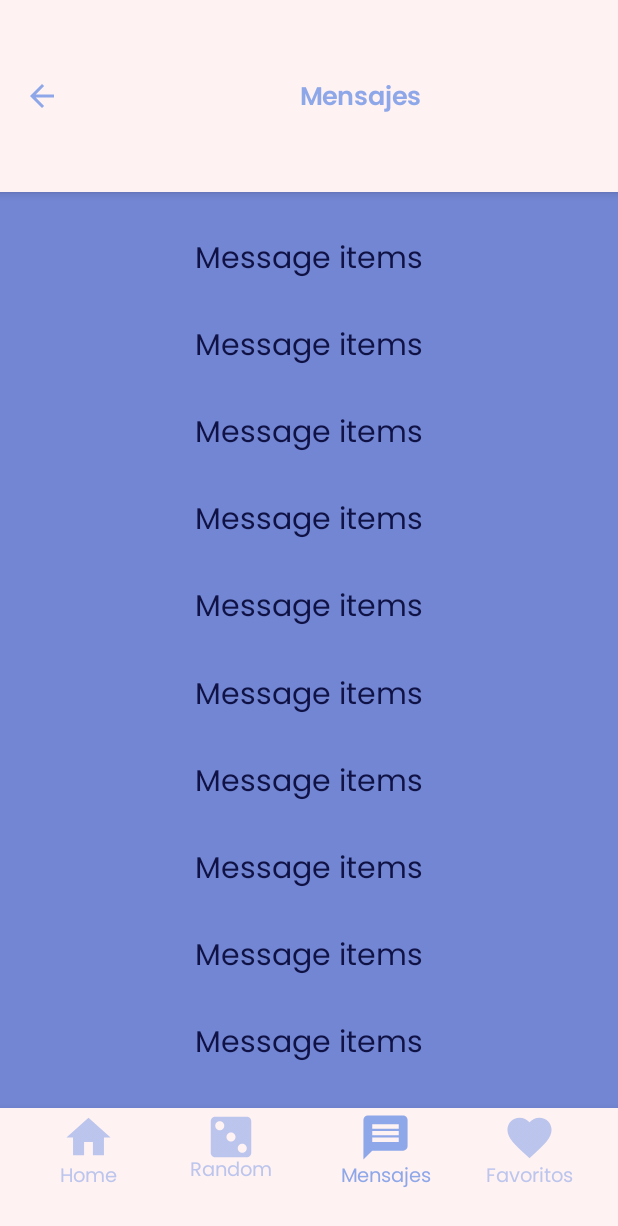
After one commit to cristiangranero90/c9-10-kotlin-fulltime-app, an Android app built with Jetpack Compose: the MessageScreen screen opened through its navigation route, on a phone screen of 412 x 824 dp. The commit adds this screen. Shown: the top 1226 px of the screen. Run offline under Robolectric (Android 15) with nearby library versions, the light colour scheme and no system bars; our stand-ins replace Dagger/Hilt's generated code.

Commit message:
Message screen added

```diff
--- a/app/src/main/java/com/example/teayudaapp/MainActivity.kt
+++ b/app/src/main/java/com/example/teayudaapp/MainActivity.kt
@@ -9,6 +9,7 @@ import androidx.compose.material.Surface
 import androidx.compose.ui.Modifier
 import com.example.teayudaapp.favouritesscreen.FavouritesScreen
 import com.example.teayudaapp.homescreen.presentation.HomeScreen
+import com.example.teayudaapp.messagescreen.MessageScreen
 import com.example.teayudaapp.postcreationscreen.presentation.CreatePost
 import com.example.teayudaapp.profilescreen.ProfileScreen
 import com.example.teayudaapp.randomscreen.RandomScreen
--- a/app/src/main/java/com/example/teayudaapp/favouritesscreen/FavouritesScreen.kt
+++ b/app/src/main/java/com/example/teayudaapp/favouritesscreen/FavouritesScreen.kt
@@ -14,6 +14,7 @@ import com.example.teayudaapp.favouritesscreen.components.NoFavouritesAdded
 
 @Composable
 fun FavouritesScreen(
+    buttomProfile: () -> Unit,
     bottomNav: @Composable () -> Unit,
     modifier: Modifier = Modifier,
 ) {
@@ -24,7 +25,7 @@ fun FavouritesScreen(
     Scaffold(
         modifier = Modifier
             .fillMaxSize(),
-        topBar = { FavouritesTopBar(buttonProfile = { /*TODO*/ }) },
+        topBar = { FavouritesTopBar(buttonProfile = { buttomProfile() }) },
         bottomBar = bottomNav,
 
     ) { paddingValues ->
@@ -50,5 +51,5 @@ fun FavouritesScreen(
 @Composable
 @Preview(showBackground = true)
 fun FavouritesScreenPreview() {
-    FavouritesScreen({})
+    FavouritesScreen({}, {})
 }
--- a/app/src/main/java/com/example/teayudaapp/homescreen/domain/model/HomeFilter.kt
+++ b/app/src/main/java/com/example/teayudaapp/homescreen/domain/model/HomeFilter.kt
@@ -1,7 +1,7 @@
 package com.example.teayudaapp.homescreen.domain.model
 
-sealed class HomeFilter {
-    object News: HomeFilter()
-    object Top: HomeFilter()
-    object Trends: HomeFilter()
+sealed interface HomeFilter {
+    object News: HomeFilter
+    object Top: HomeFilter
+    object Trends: HomeFilter
 }
--- a/app/src/main/java/com/example/teayudaapp/homescreen/domain/model/HomeState.kt
+++ b/app/src/main/java/com/example/teayudaapp/homescreen/domain/model/HomeState.kt
@@ -5,5 +5,5 @@ import androidx.compose.runtime.mutableStateOf
 
 data class HomeState(
     val searchText: MutableState<String> = mutableStateOf(""),
-    val createText: MutableState<Boolean> = mutableStateOf(false)
+    val createText: MutableState<Boolean> = mutableStateOf(false),
 )
--- /dev/null
+++ b/app/src/main/java/com/example/teayudaapp/messagescreen/MessageScreen.kt
@@ -0,0 +1,56 @@
+package com.example.teayudaapp.messagescreen
+
+import androidx.compose.foundation.layout.Arrangement
+import androidx.compose.foundation.layout.fillMaxSize
+import androidx.compose.foundation.layout.padding
+import androidx.compose.foundation.lazy.LazyColumn
+import androidx.compose.material.Scaffold
+import androidx.compose.material.Text
+import androidx.compose.material.rememberScaffoldState
+import androidx.compose.runtime.Composable
+import androidx.compose.ui.Alignment
+import androidx.compose.ui.Modifier
+import androidx.compose.ui.tooling.preview.Preview
+import androidx.compose.ui.unit.dp
+import com.example.teayudaapp.messagescreen.components.MessagesTopBar
+
+@Composable
+fun MessageScreen(
+    bottomBar: @Composable () -> Unit,
+    onClose: () -> Unit,
+) {
+    val scaffoldState = rememberScaffoldState()
+
+    Scaffold(
+        modifier = Modifier.fillMaxSize(),
+        scaffoldState = scaffoldState,
+        bottomBar = { bottomBar() },
+        topBar = { MessagesTopBar( { onClose() } ) }
+
+    ) { paddingValues ->
+
+        LazyColumn(
+            modifier = Modifier
+                .fillMaxSize()
+                .padding(
+                    top = paddingValues.calculateTopPadding(),
+                    bottom = paddingValues.calculateBottomPadding(),
+                    start = 10.dp,
+                    end = 10.dp
+                ),
+            verticalArrangement = Arrangement.SpaceEvenly,
+            horizontalAlignment = Alignment.CenterHorizontally
+        ){
+            items(10) {
+                Text(text = "Message items")
+            }
+        }
+    }
+}
+
+
+@Composable
+@Preview(showBackground = true)
+fun MessageScreenPreview() {
+    MessageScreen({}, {})
+}
--- /dev/null
+++ b/app/src/main/java/com/example/teayudaapp/messagescreen/components/MessagesTopBar.kt
@@ -0,0 +1,45 @@
+package com.example.teayudaapp.messagescreen.components
+
+import androidx.compose.foundation.layout.*
+import androidx.compose.material.*
+import androidx.compose.material.icons.Icons
+import androidx.compose.material.icons.filled.ArrowBack
+import androidx.compose.runtime.Composable
+import androidx.compose.ui.Alignment
+import androidx.compose.ui.Modifier
+import androidx.compose.ui.text.font.FontWeight
+import androidx.compose.ui.text.style.TextAlign
+import androidx.compose.ui.unit.dp
+import androidx.compose.ui.unit.sp
+
+@Composable
+fun MessagesTopBar(
+    onClick: () -> Unit,
+    modifier: Modifier = Modifier
+) {
+    TopAppBar(
+        modifier = modifier.height(128.dp),
+        backgroundColor = MaterialTheme.colors.primaryVariant,
+
+        title = {
+            Box(modifier = Modifier.fillMaxWidth(), contentAlignment = Alignment.Center){
+                Text(
+                    text = "Mensajes",
+                    style = MaterialTheme.typography.body1,
+                    fontSize = 17.sp,
+                    textAlign = TextAlign.Center,
+                    fontWeight = FontWeight.Bold,
+                    color = MaterialTheme.colors.primary
+                )
+            }
+        },
+        navigationIcon = {
+            IconButton(onClick = { onClick() }) {
+                Icon(
+                    Icons.Default.ArrowBack,
+                    contentDescription = "Go back",
+                    tint = MaterialTheme.colors.primary)
+            }
+        }
+    )
+}
--- a/app/src/main/java/com/example/teayudaapp/sharedcomponents/Navigation.kt
+++ b/app/src/main/java/com/example/teayudaapp/sharedcomponents/Navigation.kt
@@ -8,6 +8,7 @@ import androidx.navigation.compose.currentBackStackEntryAsState
 import androidx.navigation.compose.rememberNavController
 import com.example.teayudaapp.favouritesscreen.FavouritesScreen
 import com.example.teayudaapp.homescreen.presentation.HomeScreen
+import com.example.teayudaapp.messagescreen.MessageScreen
 import com.example.teayudaapp.postcreationscreen.presentation.CreatePost
 import com.example.teayudaapp.profilescreen.ProfileScreen
 import com.example.teayudaapp.randomscreen.RandomScreen
@@ -77,7 +78,7 @@ fun Navigation(){
             CreatePost( { navController.navigateUp() })
         }
         composable("favourites_screen"){
-            FavouritesScreen(bottomNav)
+            FavouritesScreen( { navController.navigate("profile_screen") }, bottomNav)
         }
         composable("profile_screen"){
             ProfileScreen(bottomNav)
@@ -85,6 +86,9 @@ fun Navigation(){
         composable("random_screen") {
             RandomScreen(profileClicked = { navController.navigate("profile_screen") }, bottomNav)
         }
+        composable("message_screen") {
+            MessageScreen(bottomBar = bottomNav) { navController.navigateUp() }
+        }
     }
 
 
```
